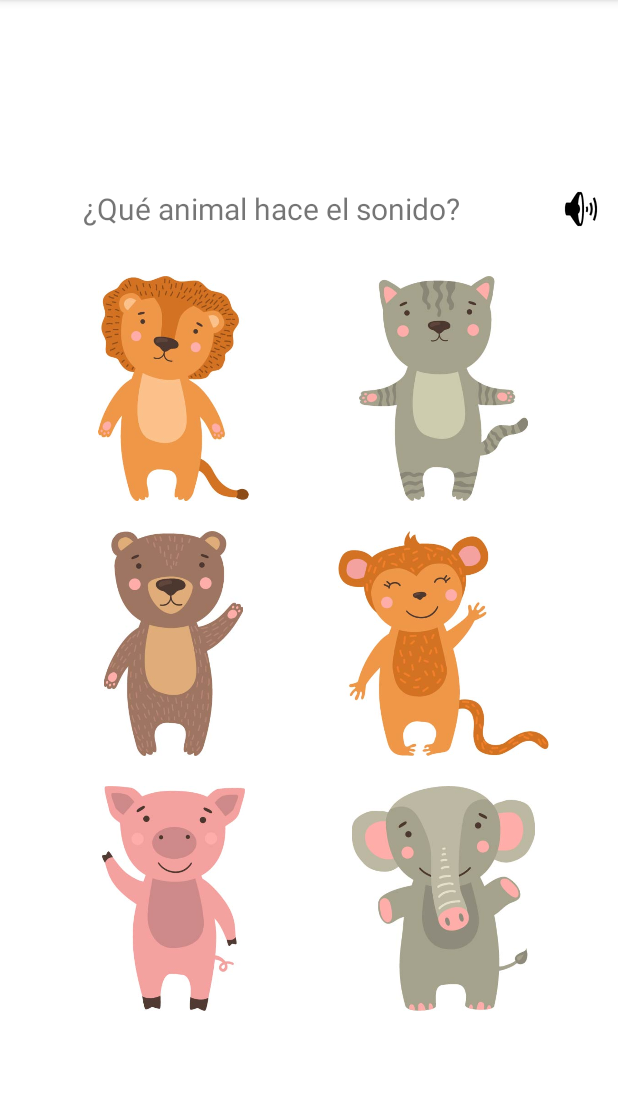
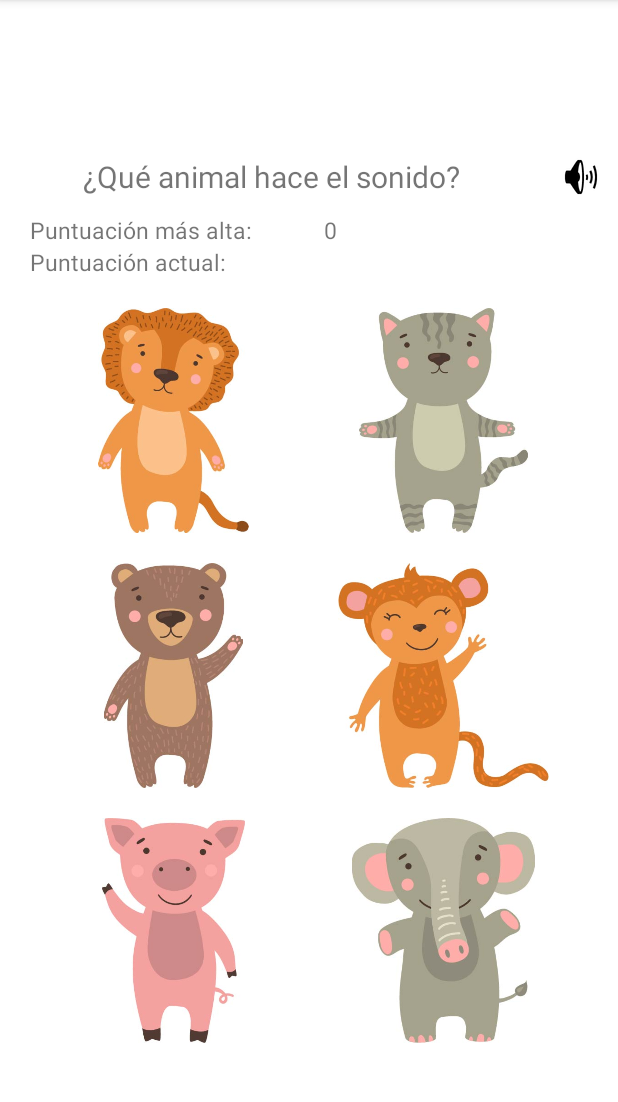
Before and after one commit to juanNava1/Juego, an Android app: the fragment SlideshowFragment shown on its own in the app's theme, on a phone screen of 412 x 824 dp, the part 84-1186 px from its top. Run offline under Robolectric (Android 15) with nearby library versions, the phone set to English and light mode, and no system bars; our stand-ins replace Room's generated code; 1 statement that could not run was skipped.

Commit message:
Intento de guardado de puntuación

```diff
--- a/app/build.gradle
+++ b/app/build.gradle
@@ -36,10 +36,14 @@ dependencies {
     implementation 'androidx.navigation:navigation-ui:2.3.2'
     implementation 'androidx.lifecycle:lifecycle-extensions:2.2.0'
     implementation 'com.google.firebase:firebase-auth:20.0.1'
+    implementation 'androidx.room:room-runtime:2.2.5'
+    implementation 'com.google.firebase:firebase-database:19.3.0'
+    implementation 'com.google.firebase:firebase-storage:19.1.1'
     testImplementation 'junit:junit:4.12'
     androidTestImplementation 'androidx.test.ext:junit:1.1.2'
     androidTestImplementation 'androidx.test.espresso:espresso-core:3.3.0'
 
     implementation platform('com.google.firebase:firebase-bom:26.2.0')
     implementation 'com.google.firebase:firebase-analytics'
+    annotationProcessor 'androidx.room:room-compiler:2.2.5'
 }
--- /dev/null
+++ b/app/src/main/java/com/example/siluetas/model/Score.java
@@ -0,0 +1,121 @@
+package com.example.siluetas.model;
+
+import android.content.Context;
+
+import androidx.annotation.NonNull;
+import androidx.annotation.Nullable;
+import androidx.room.ColumnInfo;
+import androidx.room.Entity;
+import androidx.room.PrimaryKey;
+
+import com.example.siluetas.database.AppDatabase;
+
+import java.util.ArrayList;
+import java.util.List;
+import java.util.UUID;
+
+@Entity(tableName = "scores")
+public class Score{
+    @PrimaryKey(autoGenerate = true)
+    public int uid;
+    @ColumnInfo(name = "uuid")
+    public String uuid;
+    //      User id
+    @ColumnInfo(name = "user_id")
+    @NonNull
+    private int userid;
+    //      Puntaje de juego de sombras
+    @ColumnInfo(name = "score_shadows")
+    @Nullable
+    private String score_shadows;
+    //      Puntaje de juego de sonidos
+    @ColumnInfo(name = "score_sounds")
+    @Nullable
+    private String score_sounds;
+    //      Puntaje de operaciones aritméticas
+    @ColumnInfo(name = "score_operations")
+    @Nullable
+    private String score_operations;
+
+
+    public Score(String score_shadows, String score_sounds, String score_operations, int user_id) {
+        this.score_shadows = score_shadows;
+        this.score_sounds = score_sounds;
+        this.score_operations = score_operations;
+        this.userid = user_id;
+    }
+
+    public Score() {
+    }
+
+    public int getUid() {
+        return uid;
+    }
+
+    public void setUid(int uid) {
+        this.uid = uid;
+    }
+
+    public String getUuid() {
+        return uuid;
+    }
+
+    public void setUuid(String uuid) {
+        this.uuid = uuid;
+    }
+    public int getUserid() {
+        return userid;
+    }
+
+    public void setUserid(int userid) {
+        this.userid = userid;
+    }
+
+    @Nullable
+    public String getScore_shadows() {
+        return score_shadows;
+    }
+
+    public void setScore_shadows(@Nullable String score_shadows) {
+        this.score_shadows = score_shadows;
+    }
+
+    @Nullable
+    public String getScore_sounds() {
+        return score_sounds;
+    }
+
+    public void setScore_sounds(@Nullable String score_sounds) {
+        this.score_sounds = score_sounds;
+    }
+
+    @Nullable
+    public String getScore_operations() {
+        return score_operations;
+    }
+
+    public void setScore_operations(@Nullable String score_operations) {
+        this.score_operations = score_operations;
+    }
+
+
+    public void insert(Context context) {
+        this.uuid = UUID.randomUUID().toString();
+        //  SQLite
+        AppDatabase.getInstance(context).scoreDao().insert(this);
+        //  Firebase
+        AppDatabase.getFirebaseDbInstance().child("scores").child(this.uuid).setValue(this);
+
+    }
+
+
+    public void update(Context context) {
+        //  SQLite
+        AppDatabase.getInstance(context).scoreDao().update(this);
+        //  Firebase
+        AppDatabase.getFirebaseDbInstance().child("scores").child(this.uuid).setValue(this);
+
+    }
+
+
+}
--- a/app/src/main/res/layout/fragment_slideshow.xml
+++ b/app/src/main/res/layout/fragment_slideshow.xml
@@ -42,7 +42,52 @@
 
         </LinearLayout>
 
+        <LinearLayout
+            android:layout_width="match_parent"
+            android:layout_height="wrap_content"
+            android:gravity="center"
+            android:orientation="horizontal">
+            <TextView
+                android:id="@+id/puntuacion"
+                android:layout_width="0dp"
+                android:layout_height="wrap_content"
+                android:layout_weight="1"
+                android:layout_marginStart="20dp"
+                android:textSize="15sp"
+                android:text="@string/high_puntuation"
+                android:layout_marginLeft="20dp" />
+            <TextView
+                android:id="@+id/puntuacion_alta"
+                android:layout_width="0dp"
+                android:layout_height="wrap_content"
+                android:layout_weight="1"
+                android:textSize="15sp"
+                android:text="@string/cero"/>
 
+        </LinearLayout>
+        <LinearLayout
+            android:layout_width="match_parent"
+            android:layout_height="wrap_content"
+            android:gravity="center"
+            android:orientation="horizontal">
+
+            <TextView
+                android:id="@+id/puntuacion_actual"
+                android:layout_width="1dp"
+                android:layout_height="wrap_content"
+                android:layout_marginStart="20dp"
+                android:layout_marginLeft="20dp"
+                android:layout_weight="1"
+                android:text="@string/puntuation"
+                android:textSize="15sp" />
+            <TextView
+                android:id="@+id/puntuacion_actual_numero"
+                android:layout_width="0dp"
+                android:layout_height="wrap_content"
+                android:layout_weight="1"
+                android:textSize="15sp"/>
+
+        </LinearLayout>
         <LinearLayout
             android:layout_width="match_parent"
             android:layout_height="150dp"
@@ -51,7 +96,7 @@
             android:layout_marginTop="20dp">
 
             <ImageButton
-                android:id="@+id/imageButtonLeon"
+                android:id="@+id/leon"
                 android:layout_width="150dp"
                 android:layout_height="150dp"
                 android:layout_gravity="center_horizontal"
@@ -63,7 +108,7 @@
                 android:src="@drawable/sonido_leon" />
 
             <ImageButton
-                android:id="@+id/imageButtonGato"
+                android:id="@+id/gato"
                 android:layout_width="150dp"
                 android:layout_height="150dp"
                 android:layout_gravity="center_horizontal"
@@ -83,7 +128,7 @@
             android:gravity="center"
             android:layout_marginTop="20dp">
             <ImageButton
-                android:id="@+id/imageButtonOso"
+                android:id="@+id/oso"
                 android:layout_width="150dp"
                 android:layout_height="150dp"
                 android:layout_gravity="center_horizontal"
@@ -94,7 +139,7 @@
                 android:scaleType="fitCenter"
                 android:src="@drawable/sonido_oso" />
             <ImageButton
-                android:id="@+id/imageButtonMono"
+                android:id="@+id/mono"
                 android:layout_width="150dp"
                 android:layout_height="150dp"
                 android:layout_gravity="center_horizontal"
@@ -114,7 +159,7 @@
             android:gravity="center"
             android:layout_marginTop="20dp">
             <ImageButton
-                android:id="@+id/imageButtonPuerquito"
+                android:id="@+id/puerquito"
                 android:layout_width="150dp"
                 android:layout_height="150dp"
                 android:layout_gravity="center_horizontal"
@@ -125,7 +170,7 @@
                 android:scaleType="fitCenter"
                 android:src="@drawable/sonido_puerquito" />
             <ImageButton
-                android:id="@+id/imageButtonElefante"
+                android:id="@+id/elefante"
                 android:layout_width="150dp"
                 android:layout_height="150dp"
                 android:layout_gravity="center_horizontal"
--- a/app/src/main/res/values/strings.xml
+++ b/app/src/main/res/values/strings.xml
@@ -35,6 +35,9 @@
     <string name="question">¿Qué animal es?</string>
     <!-- Sounds game -->
     <string name="sounds_header">¿Qué animal hace el sonido?</string>
+    <string name="puntuation">Puntuación actual: </string>
+    <string name="high_puntuation"> Puntuación más alta: </string>
+    <string name="cero">0</string>
 
     <!-- Generic  -->
     <string name="aceptar">Aceptar</string>
```
Also changed, not shown: app/src/main/AndroidManifest.xml (+7 -5 lines), app/src/main/java/com/example/siluetas/database/AppDatabase.java (added, +34 -0 lines), app/src/main/java/com/example/siluetas/model/dao/ScoreDao.java (added, +29 -0 lines), app/src/main/java/com/example/siluetas/ui/slideshow/SlideshowFragment.java (+84 -2 lines).
